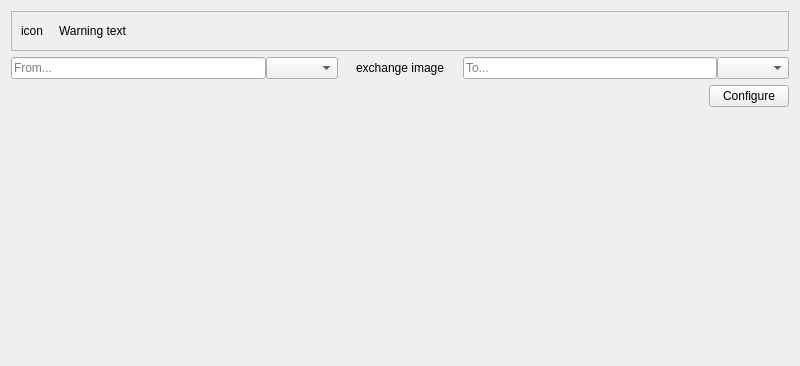
Above: src/plugins/atomic/AtomicWidget.ui from feather-wallet/feather before the change. Below: the same form after it.
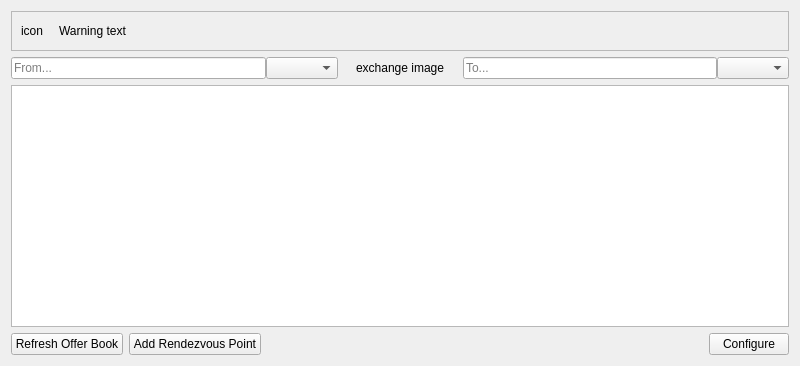
That is the form after the change. Custom widgets are drawn as their Qt base class.

Commit message: Offer Book updating half done. Need to fix refreshing gui to reflect new order.

Patch:
```diff
--- a/src/plugins/atomic/AtomicWidget.ui
+++ b/src/plugins/atomic/AtomicWidget.ui
@@ -131,8 +131,25 @@
                     </item>
                 </layout>
             </item>
+   <item>
+    <widget class="QTableView" name="offerBookTable"/>
+   </item>
             <item>
                 <layout class="QHBoxLayout" name="horizontalLayout">
+     <item>
+      <widget class="QPushButton" name="btn_refreshOffer">
+       <property name="text">
+        <string>Refresh Offer Book</string>
+       </property>
+      </widget>
+     </item>
+     <item>
+      <widget class="QPushButton" name="btn_addRendezvous">
+       <property name="text">
+        <string>Add Rendezvous Point</string>
+       </property>
+      </widget>
+     </item>
                     <item>
                         <spacer name="horizontalSpacer">
                             <property name="orientation">
@@ -155,19 +172,6 @@
                     </item>
                 </layout>
             </item>
-            <item>
-                <spacer name="verticalSpacer">
-                    <property name="orientation">
-                        <enum>Qt::Vertical</enum>
-                    </property>
-                    <property name="sizeHint" stdset="0">
-                        <size>
-                            <width>20</width>
-                            <height>0</height>
-                        </size>
-                    </property>
-                </spacer>
-            </item>
         </layout>
     </widget>
     <customwidgets>
```
Left out of the diff: 10 changed lines with no effect on the pictures. Lines whose indentation alone changed are shown as unchanged. The commit also changes 10 other files.
